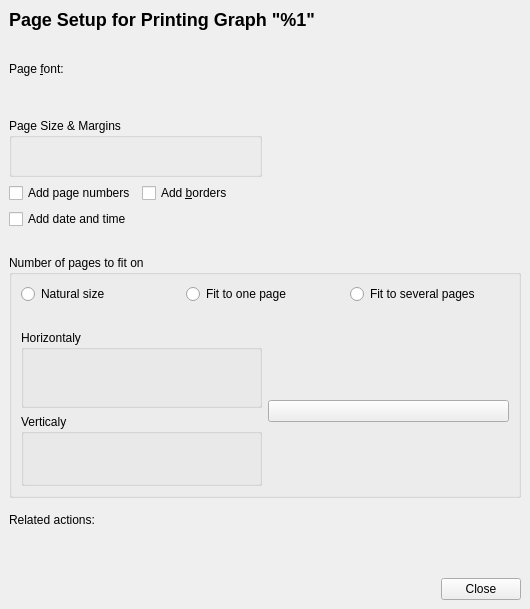
This is src/part/simpleprintingpagesetupbase.ui in KDE/kgraphviewer as Qt 5 draws it before an edit. The edited form follows.
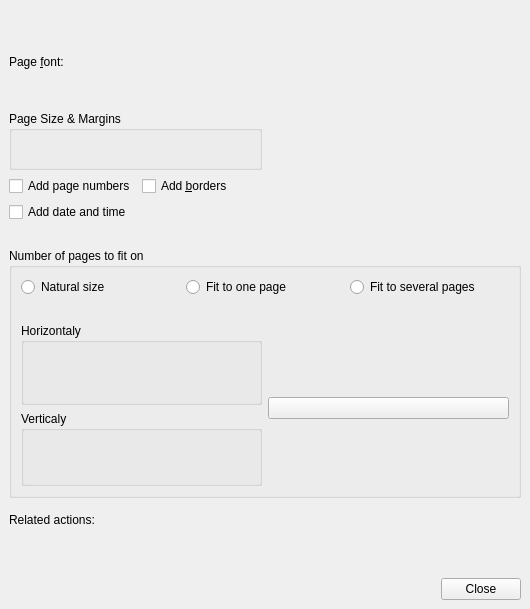
This is the edited form. Icons and pictures are not drawn. Custom widgets are drawn as their Qt base class.

Patch:
```diff
--- a/src/part/simpleprintingpagesetupbase.ui
+++ b/src/part/simpleprintingpagesetupbase.ui
@@ -95,9 +95,6 @@
                </property>
                <item>
                 <widget class="QLabel" name="captionLabel" >
-                 <property name="text" >
-                  <string>&lt;h2>Page Setup for Printing Graph "%1"&lt;/h2></string>
-                 </property>
                  <property name="buddy" >
                   <cstring>headerTitleLineEdit</cstring>
                  </property>
```
